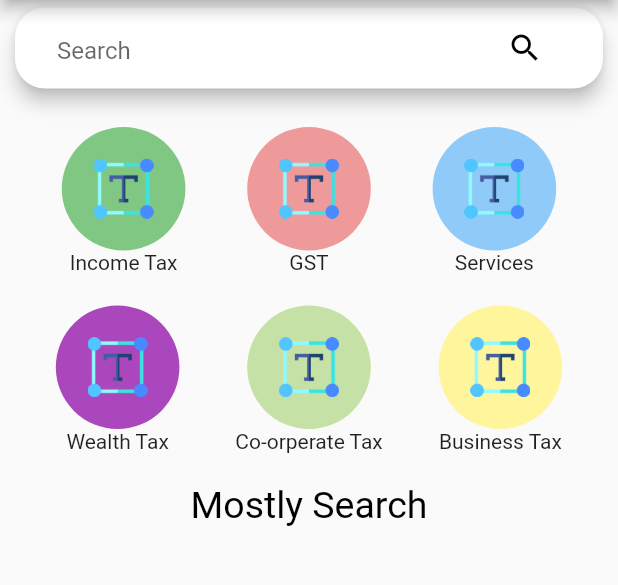
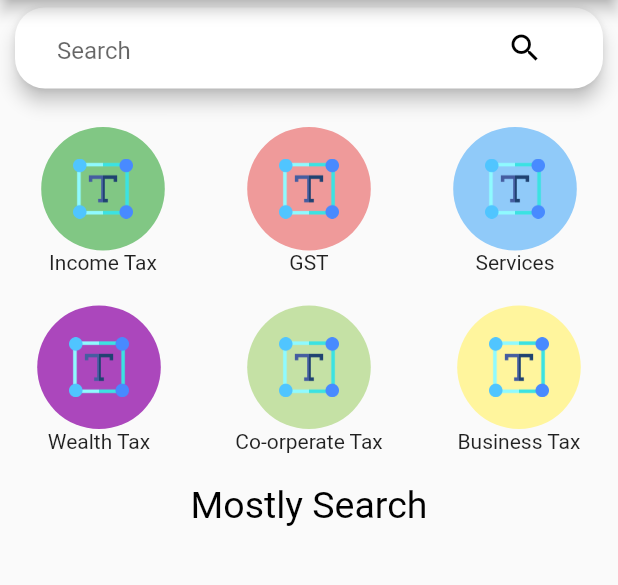
Before and after one commit to Earthknight/OP-Taxes, a Flutter app: the screen it shows after launch, on a phone screen of 412 x 824 dp, the part 90-675 px from its top. Run offline on Flutter 3.47's test engine with Material 2 defaults, Android fonts, the phone set to English and light mode, and no system bars; our stand-ins replace expandable, sqflite; missing offline and left inert: country_pickers; accounts and stored records are empty; Roboto replaces fonts that are missing (Georgia).

```diff
--- a/lib/screens/home_screen.dart
+++ b/lib/screens/home_screen.dart
@@ -131,7 +131,7 @@ class _HomeScreenState extends State<HomeScreen> {
                             height: deviceSize.height * 0.025,
                           ),
                           Row(
-                            mainAxisAlignment: MainAxisAlignment.spaceEvenly,
+                            mainAxisAlignment: MainAxisAlignment.spaceAround,
                             children: [
                               CustomCircularIcon.getCircularIcon(
                                 deviceSize.width * 0.1,
@@ -157,7 +157,7 @@ class _HomeScreenState extends State<HomeScreen> {
                             height: deviceSize.height * 0.025,
                           ),
                           Row(
-                            mainAxisAlignment: MainAxisAlignment.spaceEvenly,
+                            mainAxisAlignment: MainAxisAlignment.spaceAround,
                             children: [
                               CustomCircularIcon.getCircularIcon(
                                 deviceSize.width * 0.1,
```
Also changed, not shown: lib/widgets/custom_tax_card.dart (+12 -6 lines).
